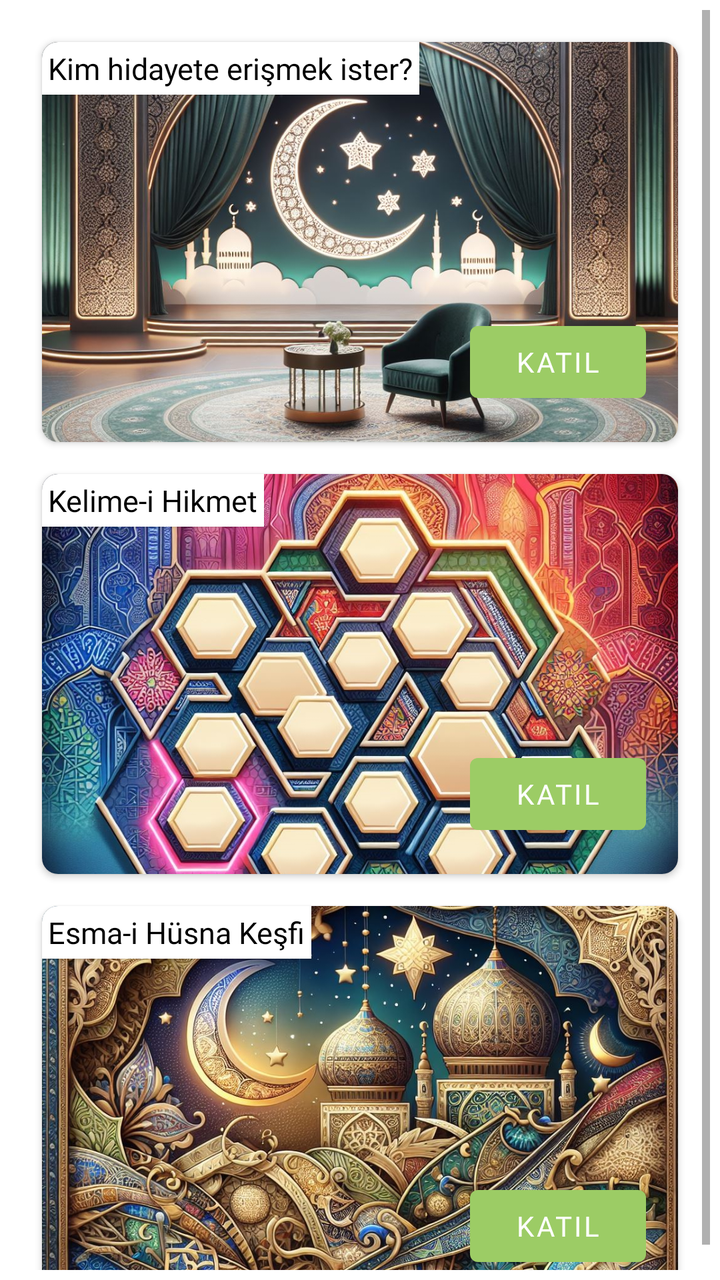
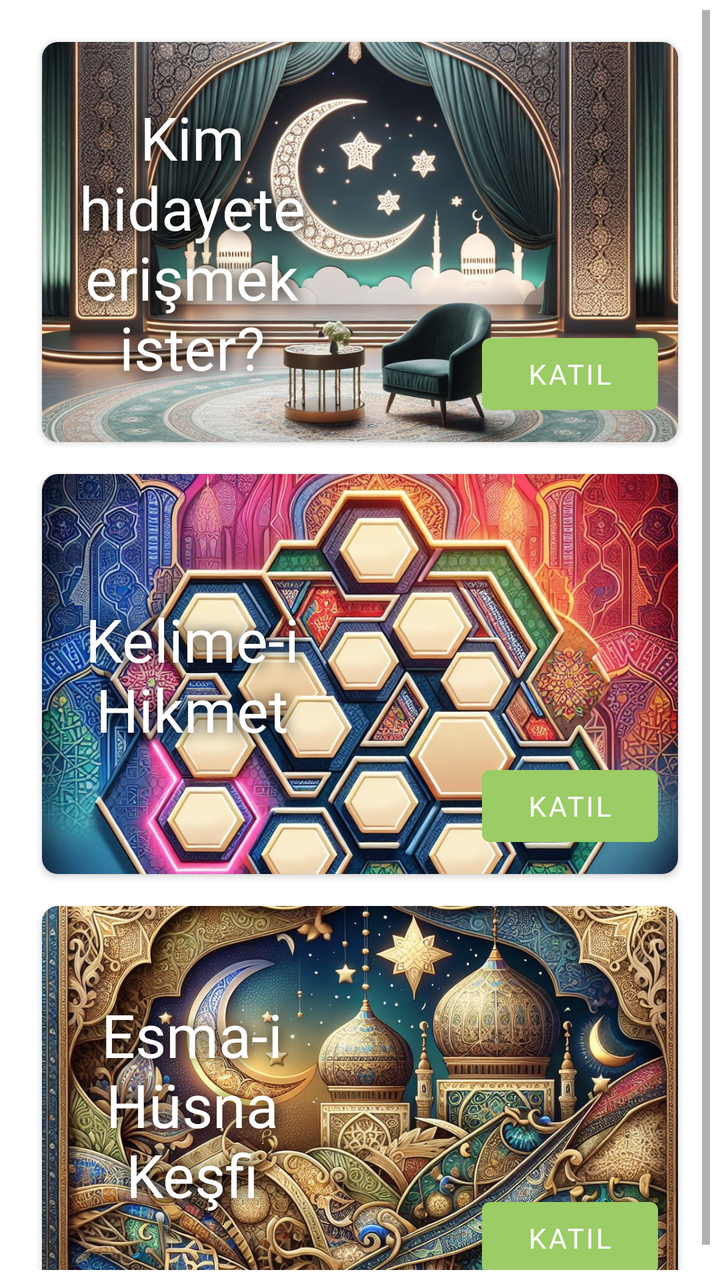

Compare the two renders of this Android layout. The source of the first and the diff that turns it into the second are given below.
<!-- AndroidManifest.xml: application theme Theme.Yolcu -->
<!-- res/layout/fragment_home.xml -->
<?xml version="1.0" encoding="utf-8"?>
<androidx.constraintlayout.widget.ConstraintLayout xmlns:android="http://schemas.android.com/apk/res/android"
    xmlns:app="http://schemas.android.com/apk/res-auto"
    xmlns:tools="http://schemas.android.com/tools"
    android:layout_width="match_parent"
    android:layout_height="match_parent"
    tools:context=".home.HomeFragment">

    
    <ScrollView
        android:layout_width="match_parent"
        android:layout_height="match_parent"
        android:paddingBottom="55dp"
        android:padding="5dp"
        app:layout_constraintTop_toTopOf="parent"
        app:layout_constraintStart_toStartOf="parent"
        app:layout_constraintEnd_toEndOf="parent">

        <androidx.constraintlayout.widget.ConstraintLayout
            android:layout_width="match_parent"
            android:layout_height="wrap_content">


            
            <androidx.cardview.widget.CardView
                android:id="@+id/card_info_game"
                android:layout_width="0dp"
                android:layout_height="200dp"
                android:layout_margin="16dp"
                app:cardCornerRadius="8dp"
                app:layout_constraintEnd_toEndOf="parent"
                app:layout_constraintStart_toStartOf="parent"
                app:layout_constraintTop_toTopOf="parent">

                <RelativeLayout
                    android:layout_width="match_parent"
                    android:layout_height="match_parent">


                    

                    
                    <ImageView
                        android:id="@+id/info_game_image"
                        android:layout_width="match_parent"
                        android:layout_height="match_parent"
                        android:scaleType="centerCrop"
                        android:src="@drawable/bilgi_oyunu" />

                    <TextView
                        android:id="@+id/bilgi_oyun_label"
                        android:layout_width="wrap_content"
                        android:layout_height="wrap_content"
                        android:layout_alignParentTop="true"
                        android:layout_marginTop="0dp"
                        android:background="@color/white"
                        android:elevation="1dp"
                        android:fontFamily="@font/tomorrow_b"
                        android:padding="3dp"
                        android:text="@string/bilgi_yarisma"
                        android:textColor="@color/black"
                        android:textSize="15sp" />

                    <Button
                        android:id="@+id/play_info_game_button"
                        android:layout_width="wrap_content"
                        android:layout_height="wrap_content"
                        android:layout_alignParentEnd="true"
                        android:layout_alignParentBottom="true"
                        android:layout_marginStart="16dp"
                        android:layout_marginTop="16dp"
                        android:layout_marginEnd="16dp"
                        android:layout_marginBottom="16dp"
                        android:text="@string/play"
                        android:fontFamily="@font/tomorrow_b" />
                </RelativeLayout>
            </androidx.cardview.widget.CardView>

            
            <androidx.cardview.widget.CardView
                android:id="@+id/card_word_game"
                android:layout_width="0dp"
                android:layout_height="200dp"
                android:layout_margin="16dp"
                app:cardCornerRadius="8dp"
                app:layout_constraintEnd_toEndOf="parent"
                app:layout_constraintStart_toStartOf="parent"
                app:layout_constraintTop_toBottomOf="@id/card_info_game">

                <RelativeLayout
                    android:layout_width="match_parent"
                    android:layout_height="match_parent">

                    
                    <ImageView
                        android:id="@+id/word_game_image"
                        android:layout_width="match_parent"
                        android:layout_height="match_parent"
                        android:scaleType="centerCrop"
                        android:src="@drawable/kelime_oyunu" />

                    <TextView
                        android:id="@+id/kelime_oyun_label"
                        android:layout_width="wrap_content"
                        android:layout_height="wrap_content"
                        android:layout_alignParentStart="true"
                        android:layout_alignParentTop="true"
                        android:background="@color/white"
                        android:elevation="1dp"
                        android:fontFamily="@font/tomorrow_b"
                        android:padding="3dp"
                        android:text="@string/kelime_yarismasi"
                        android:textColor="@color/black"
                        android:textSize="15sp" />
                    
                    <Button
                        android:id="@+id/play_word_game_button"
                        android:layout_width="wrap_content"
                        android:layout_height="wrap_content"
                        android:layout_alignParentEnd="true"
                        android:layout_alignParentBottom="true"
                        android:layout_margin="16dp"
                        android:text="@string/play"
                        android:fontFamily="@font/tomorrow_b" />
                </RelativeLayout>
            </androidx.cardview.widget.CardView>

            
            <androidx.cardview.widget.CardView
                android:id="@+id/matches_game"
                android:layout_width="0dp"
                android:layout_height="200dp"
                android:layout_margin="16dp"
                app:cardCornerRadius="8dp"
                app:layout_constraintEnd_toEndOf="parent"
                app:layout_constraintStart_toStartOf="parent"
                app:layout_constraintTop_toBottomOf="@id/card_word_game">

                <RelativeLayout
                    android:layout_width="match_parent"
                    android:layout_height="match_parent">

                    
                    <ImageView
                        android:id="@+id/matches_game_image"
                        android:layout_width="match_parent"
                        android:layout_height="match_parent"
                        android:scaleType="centerCrop"
                        android:src="@drawable/esleme_kapak" />

                    <TextView
                        android:id="@+id/matches_game_label"
                        android:layout_width="wrap_content"
                        android:layout_height="wrap_content"
                        android:layout_alignParentStart="true"
                        android:layout_alignParentTop="true"
                        android:background="@color/white"
                        android:elevation="1dp"
                        android:fontFamily="@font/tomorrow_b"
                        android:padding="3dp"
                        android:text="@string/esleme_yarismasi"
                        android:textColor="@color/black"
                        android:textSize="15sp" />
                    
                    <Button
                        android:id="@+id/play_matches_game_button"
                        android:layout_width="wrap_content"
                        android:layout_height="wrap_content"
                        android:layout_alignParentEnd="true"
                        android:layout_alignParentBottom="true"
                        android:layout_margin="16dp"
                        android:text="@string/play"
                        android:fontFamily="@font/tomorrow_b" />

                </RelativeLayout>
            </androidx.cardview.widget.CardView>
        </androidx.constraintlayout.widget.ConstraintLayout>
    </ScrollView>
</androidx.constraintlayout.widget.ConstraintLayout>
<!-- resources referenced by this layout -->
<resources>
  <color name="black">#FF000000</color>
  <color name="white">#FFFFFFFF</color>
  <!-- drawable bilgi_oyunu: jpeg bitmap (drawable, 242212 bytes) -->
  <!-- drawable esleme_kapak: jpeg bitmap (drawable, 390186 bytes) -->
  <!-- drawable kelime_oyunu: jpeg bitmap (drawable, 385620 bytes) -->
  <string name="bilgi_yarisma">Kim hidayete erişmek ister?</string>
  <string name="esleme_yarismasi">Esma-i Hüsna Keşfi</string>
  <string name="kelime_yarismasi">Kelime-i Hikmet</string>
  <string name="play">KATIL</string>
  <style name="Theme.Yolcu" parent="Theme.MaterialComponents.DayNight.DarkActionBar">
          
          <item name="colorPrimary">#9CCC65</item>
          <item name="colorPrimaryVariant">#43A047</item>
          <item name="colorOnPrimary">@color/white</item>
          
          <item name="colorSecondary">#9CCC65</item>
          <item name="colorSecondaryVariant">@color/teal_700</item>
          <item name="colorOnSecondary">@color/white</item>
          
          <item name="android:statusBarColor">?attr/colorPrimaryVariant</item>
          
          <item name="actionMenuTextColor">@color/white</item>
          <item name="android:actionMenuTextColor">@color/white</item>
          <item name="android:textColor">@color/black</item>
      </style>
  <color name="teal_700">#FF018786</color>
</resources>

<!-- the commit's change to res/layout/fragment_home.xml (unified diff, before → after) -->
@@ -10,11 +10,11 @@
     <ScrollView
         android:layout_width="match_parent"
         android:layout_height="match_parent"
+        android:padding="5dp"
         android:paddingBottom="55dp"
-        android:padding="5dp"
-        app:layout_constraintTop_toTopOf="parent"
+        app:layout_constraintEnd_toEndOf="parent"
         app:layout_constraintStart_toStartOf="parent"
-        app:layout_constraintEnd_toEndOf="parent">
+        app:layout_constraintTop_toTopOf="parent">
 
         <androidx.constraintlayout.widget.ConstraintLayout
             android:layout_width="match_parent"
@@ -49,17 +49,21 @@
 
                     <TextView
                         android:id="@+id/bilgi_oyun_label"
-                        android:layout_width="wrap_content"
+                        android:layout_width="150dp"
                         android:layout_height="wrap_content"
                         android:layout_alignParentTop="true"
-                        android:layout_marginTop="0dp"
-                        android:background="@color/white"
+                        android:layout_alignParentBottom="true"
                         android:elevation="1dp"
                         android:fontFamily="@font/tomorrow_b"
+                        android:gravity="center"
                         android:padding="3dp"
+                        android:shadowColor="#000000"
+                        android:shadowDx="2"
+                        android:shadowDy="2"
+                        android:shadowRadius="18"
                         android:text="@string/bilgi_yarisma"
-                        android:textColor="@color/black"
-                        android:textSize="15sp" />
+                        android:textColor="@color/white"
+                        android:textSize="30sp" />
 
                     <Button
                         android:id="@+id/play_info_game_button"
@@ -67,12 +71,9 @@
                         android:layout_height="wrap_content"
                         android:layout_alignParentEnd="true"
                         android:layout_alignParentBottom="true"
-                        android:layout_marginStart="16dp"
-                        android:layout_marginTop="16dp"
-                        android:layout_marginEnd="16dp"
-                        android:layout_marginBottom="16dp"
-                        android:text="@string/play"
-                        android:fontFamily="@font/tomorrow_b" />
+                        android:layout_margin="10dp"
+                        android:fontFamily="@font/tomorrow_b"
+                        android:text="@string/play" />
                 </RelativeLayout>
             </androidx.cardview.widget.CardView>
 
@@ -101,17 +102,22 @@
 
                     <TextView
                         android:id="@+id/kelime_oyun_label"
-                        android:layout_width="wrap_content"
+                        android:layout_width="150sp"
                         android:layout_height="wrap_content"
-                        android:layout_alignParentStart="true"
                         android:layout_alignParentTop="true"
-                        android:background="@color/white"
+                        android:layout_alignParentBottom="true"
                         android:elevation="1dp"
                         android:fontFamily="@font/tomorrow_b"
+                        android:gravity="center"
                         android:padding="3dp"
+                        android:shadowColor="#000000"
+                        android:shadowDx="2"
+                        android:shadowDy="2"
+                        android:shadowRadius="18"
+
                         android:text="@string/kelime_yarismasi"
-                        android:textColor="@color/black"
-                        android:textSize="15sp" />
+                        android:textColor="@color/white"
+                        android:textSize="30sp" />
                     
                     <Button
                         android:id="@+id/play_word_game_button"
@@ -119,9 +125,9 @@
                         android:layout_height="wrap_content"
                         android:layout_alignParentEnd="true"
                         android:layout_alignParentBottom="true"
-                        android:layout_margin="16dp"
-                        android:text="@string/play"
-                        android:fontFamily="@font/tomorrow_b" />
+                        android:layout_margin="10dp"
+                        android:fontFamily="@font/tomorrow_b"
+                        android:text="@string/play" />
                 </RelativeLayout>
             </androidx.cardview.widget.CardView>
 
@@ -148,29 +154,36 @@
                         android:scaleType="centerCrop"
                         android:src="@drawable/esleme_kapak" />
 
+                    
                     <TextView
                         android:id="@+id/matches_game_label"
-                        android:layout_width="wrap_content"
+                        android:layout_width="150sp"
                         android:layout_height="wrap_content"
-                        android:layout_alignParentStart="true"
                         android:layout_alignParentTop="true"
-                        android:background="@color/white"
+                        android:layout_alignParentBottom="true"
+                        android:layout_marginTop="-1dp"
+                        android:layout_marginBottom="1dp"
                         android:elevation="1dp"
                         android:fontFamily="@font/tomorrow_b"
+                        android:gravity="center"
                         android:padding="3dp"
+                        android:shadowColor="#000000"
+                        android:shadowDx="2"
+                        android:shadowDy="2"
+                        android:shadowRadius="18"
                         android:text="@string/esleme_yarismasi"
-                        android:textColor="@color/black"
-                        android:textSize="15sp" />
-                    
+                        android:textColor="@color/white"
+                        android:textSize="30sp" />
+
                     <Button
                         android:id="@+id/play_matches_game_button"
                         android:layout_width="wrap_content"
                         android:layout_height="wrap_content"
                         android:layout_alignParentEnd="true"
                         android:layout_alignParentBottom="true"
-                        android:layout_margin="16dp"
-                        android:text="@string/play"
-                        android:fontFamily="@font/tomorrow_b" />
+                        android:layout_margin="10dp"
+                        android:fontFamily="@font/tomorrow_b"
+                        android:text="@string/play" />
 
                 </RelativeLayout>
             </androidx.cardview.widget.CardView>
